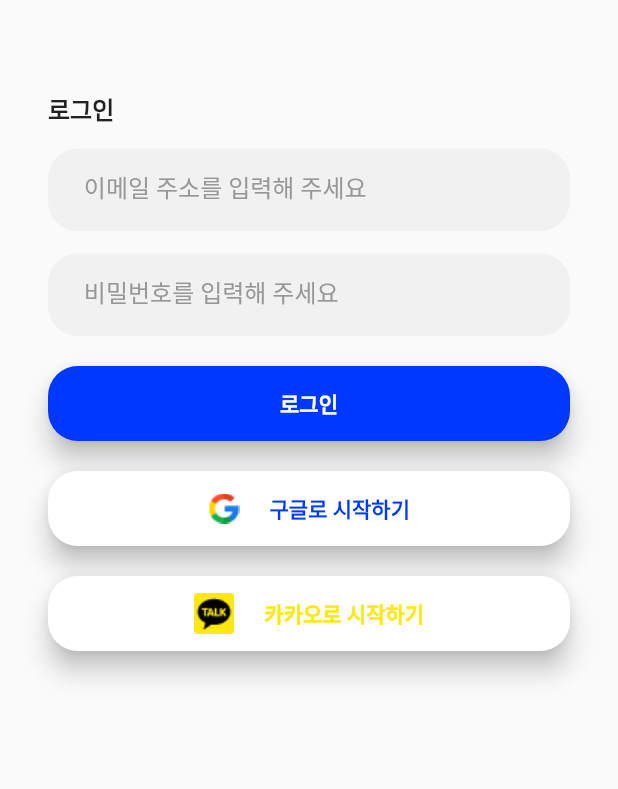
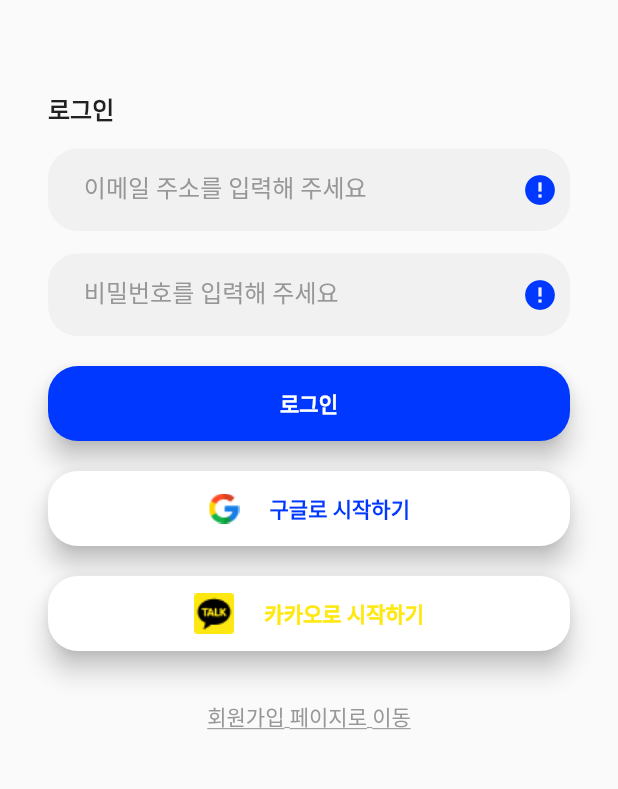
Before and after one commit to unjoo31/project_all_guide_front, a Flutter app: the screen it shows after launch, after a tap on "Version 1.0", after a tap on "로그인", on a phone screen of 412 x 824 dp, the part 258-1047 px from its top. Run offline on Flutter 3.47's test engine with Material 2 defaults, Android fonts, the phone set to English and light mode, and no system bars; our stand-ins replace dio, flutter_riverpod, flutter_secure_storage, google_fonts, validators; Roboto replaces fonts that are missing (NanumSquare).

Commit message:
git commit "회원가입페이지 완료"

```diff
--- a/lib/_core/constants/colors.dart
+++ b/lib/_core/constants/colors.dart
@@ -5,6 +5,7 @@ import 'dart:ui';
 const Color kPrimaryColor = Color(0xFF0038FF);
 const Color kPointColor = Color(0xFF0038FF);
 const Color kUnPointColor = Color(0xFF979797);
+const Color kGreyColor = Color(0xFFEEEEEE);
 
 // font color
 const Color kFontBlack = Color(0xFF222222);
--- a/lib/ui/pages/components/custom_auth_text_form_field.dart
+++ b/lib/ui/pages/components/custom_auth_text_form_field.dart
@@ -25,7 +25,10 @@ class CustomAuthTextFormField extends StatelessWidget {
         const SizedBox(height: gap_small),
         SizedBox(
           height: 55,
-          child: TextFormField(
+          child: Stack(
+            alignment: Alignment.centerRight,
+            children: [
+              TextFormField(
                 controller: controller,
                 validator: funValidator,
                 obscureText: obscureText,
@@ -35,27 +38,32 @@ class CustomAuthTextFormField extends StatelessWidget {
                   filled: true,
                   fillColor: Colors.grey.withOpacity(0.1),
                   enabledBorder: OutlineInputBorder(
-                // 3. 기본 TextFormField 디자인
                     borderRadius: BorderRadius.circular(20),
                     borderSide: BorderSide.none,
                   ),
                   focusedBorder: OutlineInputBorder(
-                // 4. 손가락 터치시 TextFormField 디자인
                     borderRadius: BorderRadius.circular(20),
                     borderSide: BorderSide.none,
                   ),
                   errorBorder: OutlineInputBorder(
-                // 5. 에러발생시 TextFormField 디자인
                     borderRadius: BorderRadius.circular(20),
                     borderSide: BorderSide.none,
                   ),
                   focusedErrorBorder: OutlineInputBorder(
-                // 5. 에러가 발생 후 손가락을 터치했을 때 TextFormField 디자인
                     borderRadius: BorderRadius.circular(20),
                     borderSide: BorderSide.none,
                   ),
-              errorStyle: TextStyle(color: kPrimaryColor),
                 ),
+              ),
+              if (funValidator != null && funValidator("") != null)
+                Padding(
+                  padding: const EdgeInsets.only(right: 8.0),
+                  child: Icon(
+                    Icons.error,
+                    color: kPrimaryColor,
+                  ),
+                ),
+            ],
           ),
         ),
       ],
--- /dev/null
+++ b/lib/ui/pages/components/custom_text_button.dart
@@ -0,0 +1,21 @@
+import 'package:flutter/material.dart';
+
+import '../../../_core/constants/colors.dart';
+
+class CustomTextButton extends StatelessWidget {
+  final String text;
+  final VoidCallback function;
+
+  const CustomTextButton(this.text, this.function, {Key? key})
+      : super(key: key);
+
+  @override
+  Widget build(BuildContext context) {
+    return TextButton(
+      onPressed: function,
+      child: Text(text,
+          style: const TextStyle(
+              color: kUnPointColor, decoration: TextDecoration.underline)),
+    );
+  }
+}
--- a/lib/ui/pages/join/join_page.dart
+++ b/lib/ui/pages/join/join_page.dart
@@ -1,10 +1,13 @@
 import 'package:flutter/material.dart';
+import 'package:project_all_guide_front/ui/pages/join/widgets/join_body.dart';
 
 class JoinPage extends StatelessWidget {
   const JoinPage({super.key});
 
   @override
   Widget build(BuildContext context) {
-    return const Placeholder();
+    return Scaffold(
+      body: JoinBody(),
+    );
   }
 }
--- a/lib/ui/pages/login/widgets/login_body.dart
+++ b/lib/ui/pages/login/widgets/login_body.dart
@@ -1,6 +1,8 @@
 import 'package:flutter/material.dart';
 
+import '../../../../_core/constants/move.dart';
 import '../../components/custom_logo.dart';
+import '../../components/custom_text_button.dart';
 import 'login_form.dart';
 
 class LoginBody extends StatelessWidget {
@@ -16,6 +18,13 @@ class LoginBody extends StatelessWidget {
           const CustomLogo(),
           const SizedBox(height: 60),
           LoginForm(),
+          const SizedBox(height: 20),
+          CustomTextButton(
+            "회원가입 페이지로 이동",
+            () {
+              Navigator.pushNamed(context, Move.joinPage);
+            },
+          ),
         ],
       ),
     );
```
Also changed, not shown: lib/ui/pages/components/agree_check.dart (added, +78 -0 lines), lib/ui/pages/join/widgets/join_body.dart (+23 -1 lines), lib/ui/pages/join/widgets/join_form.dart (+54 -2 lines). Lines whose indentation alone changed are shown as unchanged.
